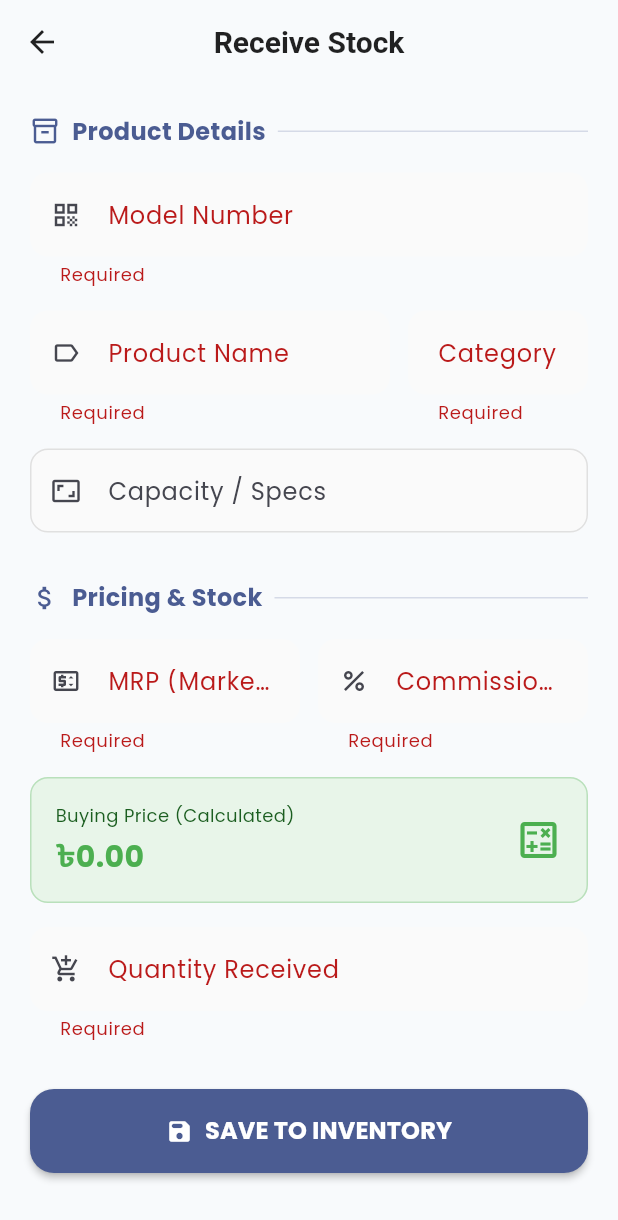
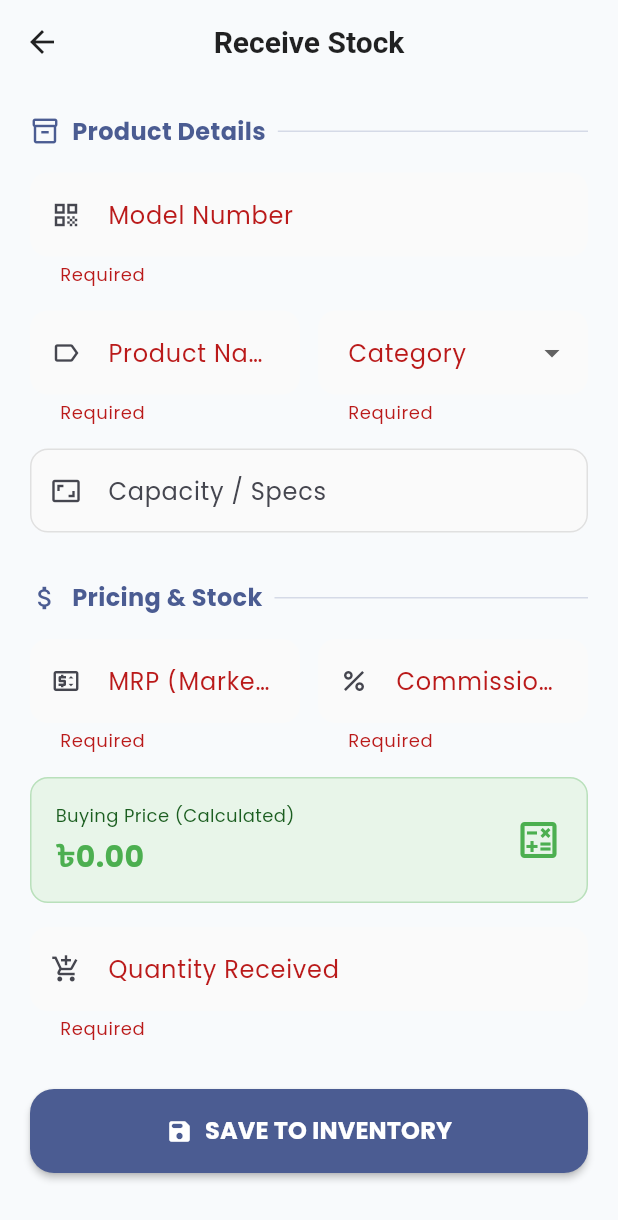
Before and after one commit to AbdullahRFA/vision_mart_app, a Flutter app: the ReceiveProductScreen screen opened directly, after a tap on "SAVE TO INVENTORY", on a phone screen of 412 x 824 dp. Shown: the top 1220 px of the screen. Run offline on Flutter 3.47's test engine with Material 3 defaults, Android fonts, the phone set to English and light mode, and no system bars; our stand-ins replace cloud_firestore, firebase_auth, firebase_core, flutter_riverpod, google_fonts, pdf and 1 more; accounts and stored records are empty.

Commit message:
feat(inventory): add category dropdown for receiving mixed product types
- Replaced text input with DropdownButtonFormField for Category selection
- Added "Oven", "Electric Cooker", "Washing Machine" to options list
- Ensures data consistency when receiving different product types

Signed-off-by: AbdullahRFA <shakibrybmn@gmail.com>

```diff
--- a/lib/src/features/inventory/presentation/receive_product_screen.dart
+++ b/lib/src/features/inventory/presentation/receive_product_screen.dart
@@ -16,15 +16,28 @@ class _ReceiveProductScreenState extends ConsumerState<ReceiveProductScreen> {
   // Controllers
   final _nameController = TextEditingController();
   final _modelController = TextEditingController();
-  final _categoryController = TextEditingController();
+  // final _categoryController = TextEditingController(); // Removed in favor of Dropdown
   final _capacityController = TextEditingController();
   final _qtyController = TextEditingController();
   final _mrpController = TextEditingController();
   final _commissionController = TextEditingController();
 
-  // Calculated Field
+  // State Variables
+  String? _selectedCategory; // Stores the selected dropdown value
   double _calculatedBuyingPrice = 0.0;
   bool _isLoading = false;
+
+  // Define your fixed categories here
+  final List<String> _categoryOptions = [
+    'TV',
+    'Refrigerator',
+    'AC',
+    'Oven',
+    'Electric Cooker',
+    'Washing Machine',
+    'Fan',
+    'Other'
+  ];
 
   @override
   void initState() {
@@ -51,7 +64,7 @@ class _ReceiveProductScreenState extends ConsumerState<ReceiveProductScreen> {
       await ref.read(inventoryRepositoryProvider).receiveProduct(
         name: _nameController.text.trim(),
         model: _modelController.text.trim(),
-        category: _categoryController.text.trim(),
+        category: _selectedCategory!, // Use the dropdown value
         capacity: _capacityController.text.trim(),
         quantity: int.parse(_qtyController.text.trim()),
         mrp: double.parse(_mrpController.text.trim()),
@@ -62,7 +75,7 @@ class _ReceiveProductScreenState extends ConsumerState<ReceiveProductScreen> {
       final pdfData = {
         'name': _nameController.text.trim(),
         'model': _modelController.text.trim(),
-        'category': _categoryController.text.trim(),
+        'category': _selectedCategory!,
         'qty': int.parse(_qtyController.text.trim()),
         'mrp': double.parse(_mrpController.text.trim()),
         'buyPrice': _calculatedBuyingPrice,
@@ -146,6 +159,7 @@ class _ReceiveProductScreenState extends ConsumerState<ReceiveProductScreen> {
               const SizedBox(height: 16),
 
               Row(
+                crossAxisAlignment: CrossAxisAlignment.start,
                 children: [
                   Expanded(
                     flex: 2,
@@ -158,12 +172,17 @@ class _ReceiveProductScreenState extends ConsumerState<ReceiveProductScreen> {
                   ),
                   const SizedBox(width: 12),
                   Expanded(
-                    flex: 1,
-                    child: TextFormField(
-                      controller: _categoryController,
-                      textInputAction: TextInputAction.next,
-                      decoration: _inputDecor(label: 'Category', hint: 'TV'),
-                      validator: (v) => v!.isEmpty ? 'Required' : null,
+                    flex: 2,
+                    // 👇 CHANGED: Dropdown for Category
+                    child: DropdownButtonFormField<String>(
+                      value: _selectedCategory,
+                      items: _categoryOptions.map((String category) {
+                        return DropdownMenuItem(value: category, child: Text(category, style: const TextStyle(fontSize: 14)));
+                      }).toList(),
+                      onChanged: (newValue) => setState(() => _selectedCategory = newValue),
+                      decoration: _inputDecor(label: 'Category'),
+                      validator: (v) => v == null ? 'Required' : null,
+                      dropdownColor: isDark ? const Color(0xFF1E293B) : Colors.white,
                     ),
                   ),
                 ],
```
